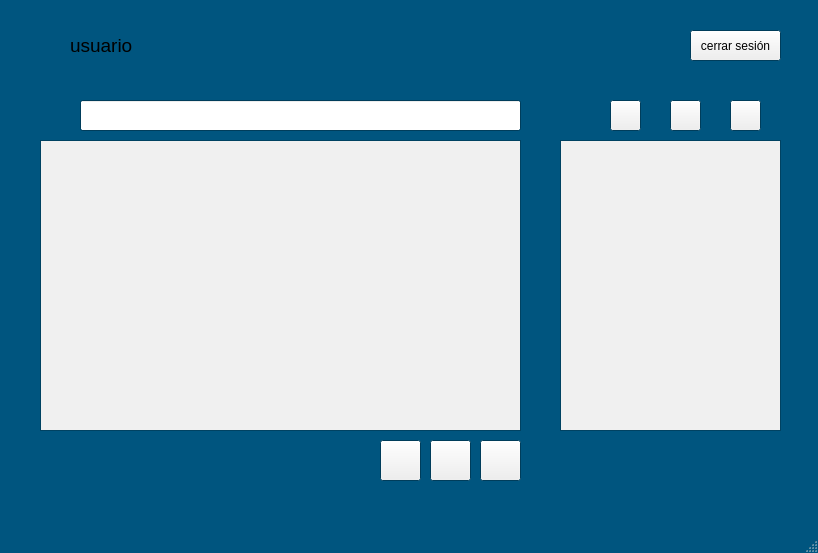
Before: the Qt Designer form gestor_apps/interfaz_1/mainwindow.ui in AgustinDelgadoEstevez04/Repositorio_Dam_Tarde_Aerolaser, drawn with Qt 5.
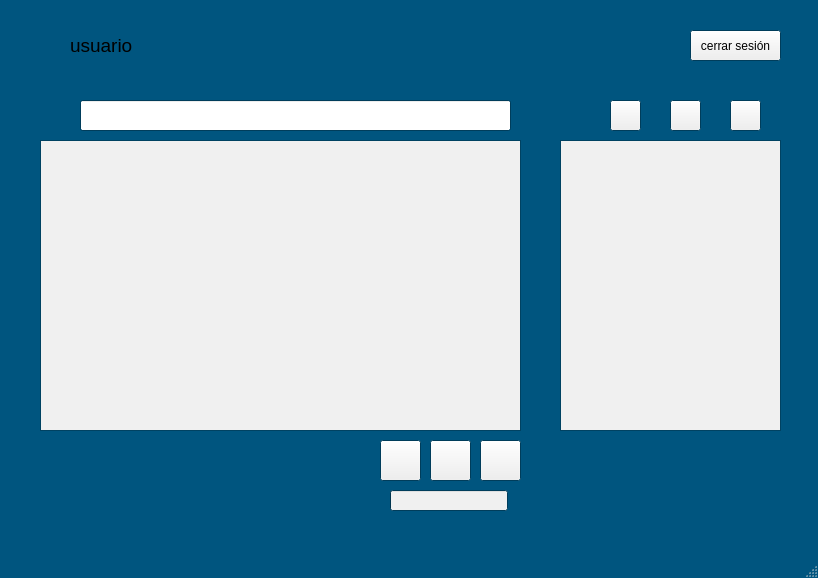
After: the same form once the commit is applied. Icons and pictures are not drawn.

Commit message: añadida barra de progreso al instalar y desinstalar apps

The edit to the form file:
```diff
--- a/gestor_apps/interfaz_1/mainwindow.ui
+++ b/gestor_apps/interfaz_1/mainwindow.ui
@@ -7,7 +7,7 @@
     <x>0</x>
     <y>0</y>
     <width>818</width>
-    <height>553</height>
+    <height>578</height>
    </rect>
   </property>
   <property name="palette">
@@ -255,7 +255,7 @@
      <rect>
       <x>80</x>
       <y>100</y>
-      <width>441</width>
+      <width>431</width>
       <height>31</height>
      </rect>
     </property>
@@ -565,6 +565,27 @@
      <bool>true</bool>
     </property>
    </widget>
+   <widget class="QProgressBar" name="barraProgreso">
+    <property name="geometry">
+     <rect>
+      <x>390</x>
+      <y>490</y>
+      <width>118</width>
+      <height>21</height>
+     </rect>
+    </property>
+    <property name="font">
+     <font>
+      <pointsize>16</pointsize>
+     </font>
+    </property>
+    <property name="value">
+     <number>0</number>
+    </property>
+    <property name="textVisible">
+     <bool>false</bool>
+    </property>
+   </widget>
   </widget>
   <widget class="QMenuBar" name="menubar">
    <property name="geometry">
```
The commit also changes 10 other files.
